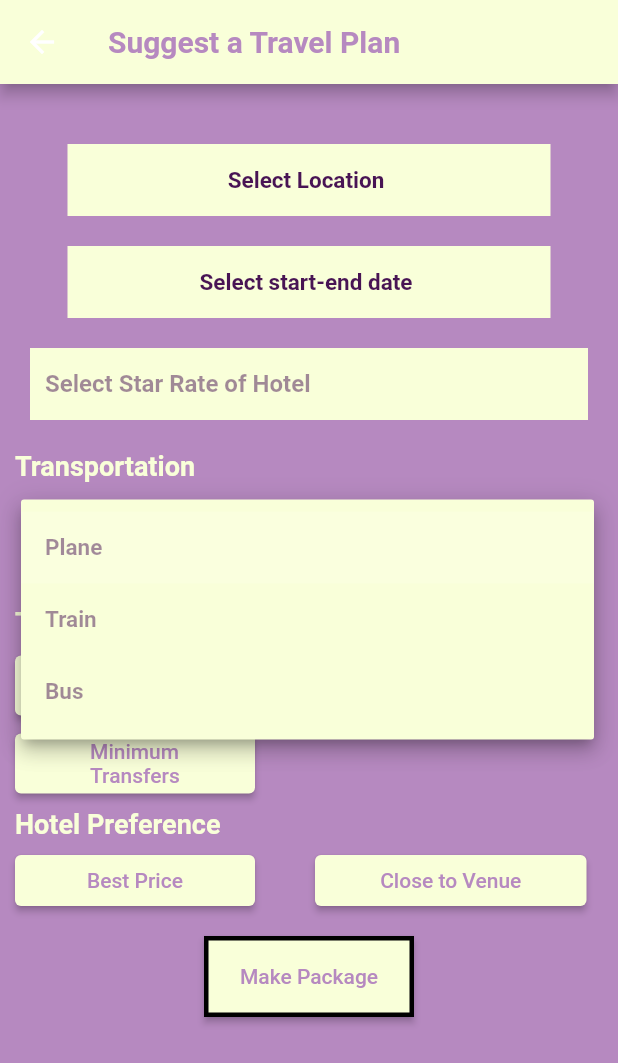
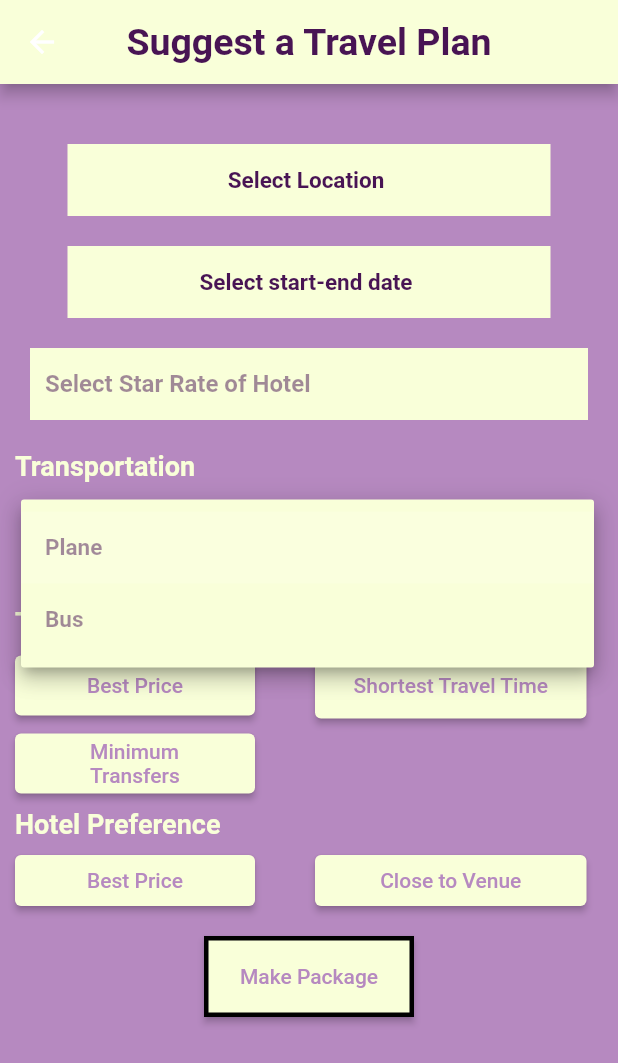
Before and after one commit to fatmasenagenc/funravel, a Flutter app: the SuggestPlan screen opened directly, after a tap on "Plane", on a phone screen of 412 x 824 dp. Shown: the top 1063 px of the screen. Run offline on Flutter 3.47's test engine with Material 2 defaults, Android fonts, the phone set to English and light mode, and no system bars; our stand-ins replace cloud_firestore, csc_picker, firebase_auth, firebase_core, flutter_rating_bar, flutter_svg; accounts and stored records are empty.

Commit message:
simple ui changes

```diff
--- a/lib/screens/nav_screens/nav_3_social.dart
+++ b/lib/screens/nav_screens/nav_3_social.dart
@@ -1,6 +1,5 @@
 import 'package:flutter/cupertino.dart';
 import 'package:flutter/material.dart';
-
 import '../../constants/contants.dart';
 
 class NavSocial extends StatefulWidget {
@@ -14,12 +13,13 @@ class _NavSocialState extends State<NavSocial> {
   @override
   Widget build(BuildContext context) {
     return Scaffold(
+
         backgroundColor: kPrimaryColor,
         appBar: AppBar(
         title: const Text('Social', style: TextStyle(fontSize: 25,
         //fontWeight: FontWeight.w800,
         color: kPrimaryDarkenedColor)),
-        centerTitle: true,
+      centerTitle: true,
       ),
     );
   }
--- a/lib/screens/suggested_plan_screen.dart
+++ b/lib/screens/suggested_plan_screen.dart
@@ -30,13 +30,10 @@ class _SuggestPlan extends State<SuggestPlan> {
 
       backgroundColor: kPrimaryColor,
       appBar: AppBar(
-        leading: IconButton(
-          icon: Icon(Icons.arrow_back),
-          onPressed: () {
-            // Go back to the previous screen
-          },
-        ),
-        title: Text("Suggest a Travel Plan"),
+        title: const Text('Suggest a Travel Plan', style: TextStyle(fontSize: 25,
+            //fontWeight: FontWeight.w800,
+            color: kPrimaryDarkenedColor)),
+        centerTitle: true,
       ),
       body: SingleChildScrollView(
         // physics: NeverScrollableScrollPhysics(),
@@ -138,7 +135,7 @@ class _SuggestPlan extends State<SuggestPlan> {
                 dropdownColor: kSecondaryColor,
                 value: dropdownValue,
                 // Step 4.
-                items: <String>['Plane', 'Train', 'Bus']
+                items: <String>['Plane', 'Bus']
                     .map<DropdownMenuItem<String>>((String value) {
                   return DropdownMenuItem<String>(
                     value: value,
```
